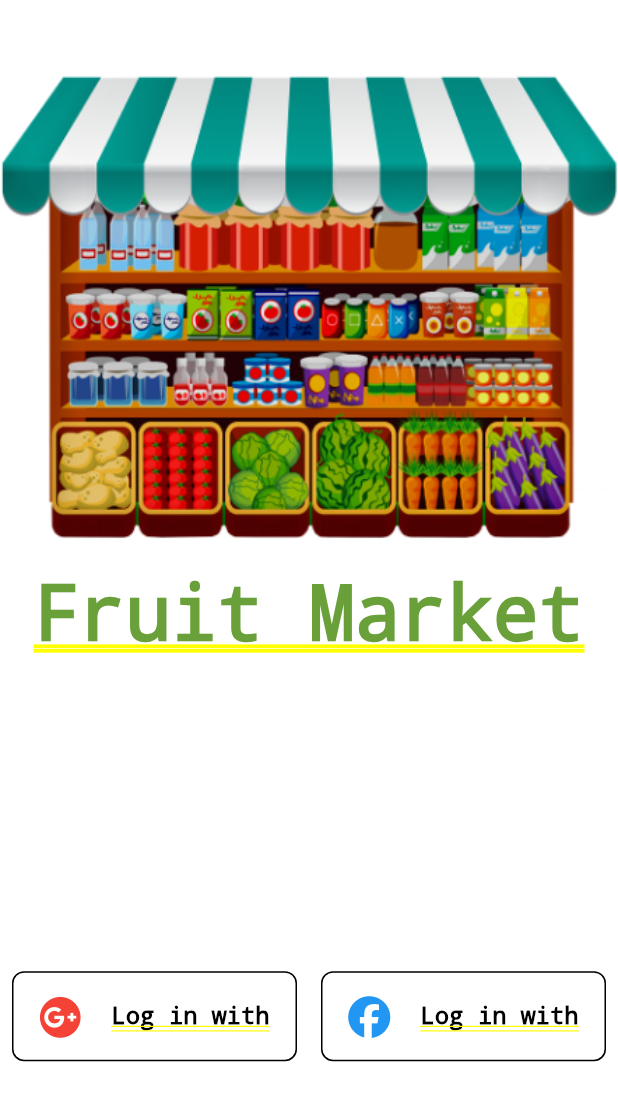
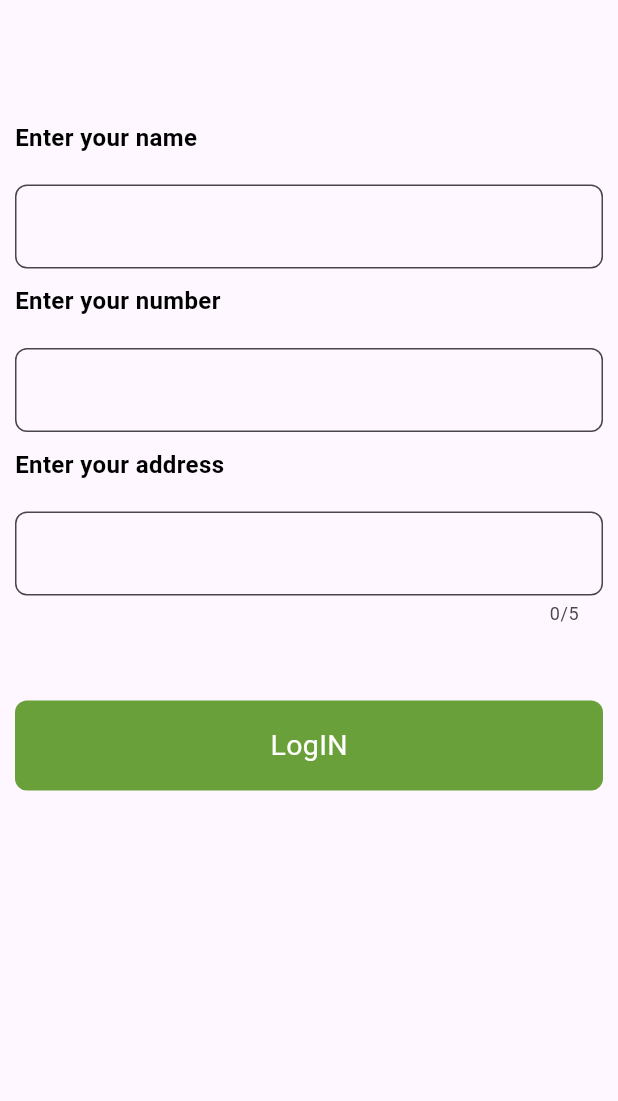
Before and after one commit to Zeina6699/Fruit_Market_App, a Flutter app: the screen it shows after launch, on a phone screen of 412 x 824 dp. Shown: the top 1101 px of the screen. Run offline on Flutter 3.47's test engine with Material 3 defaults, Android fonts, the phone set to English and light mode, and no system bars; our stand-ins replace dots_indicator, font_awesome_flutter, get; missing offline and left inert: font_awesome_icon_class.

Commit message:
complete login confirmation UI

```diff
--- a/lib/Core/widgets/Custom_Buttons.dart
+++ b/lib/Core/widgets/Custom_Buttons.dart
@@ -11,6 +11,8 @@ class CustomGeneralButton extends StatelessWidget {
   Widget build(BuildContext context) {
     return GestureDetector(
       onTap: onTap,
+      child: Padding(
+        padding: const EdgeInsets.symmetric(horizontal: 10),
         child: Container(
             height: 60,
             width: SizeConfig.screenWidth,
@@ -21,6 +23,7 @@ class CustomGeneralButton extends StatelessWidget {
               text!,
               style: TextStyle(fontSize: 19, color: Colors.white),
             ))),
+      ),
     );
   }
 }
--- /dev/null
+++ b/lib/Core/widgets/Custom_Text_Field.dart
@@ -0,0 +1,35 @@
+import 'package:flutter/material.dart';
+
+class CustomTextField extends StatelessWidget {
+  final TextInputType? inputType;
+  final Widget? suffixIcon;
+  final ValueSetter? onSaved;
+  final ValueSetter? onChanged;
+  final int? maxLines;
+  const CustomTextField(
+      {super.key,
+      this.inputType,
+      this.suffixIcon,
+      this.onSaved,
+      this.onChanged,
+      this.maxLines});
+
+  @override
+  Widget build(BuildContext context) {
+    return Padding(
+      padding: const EdgeInsets.symmetric(horizontal: 10),
+      child: TextFormField(
+        keyboardType: inputType,
+        onChanged: onChanged,
+        onSaved: onSaved,
+        maxLength: maxLines,
+        decoration: InputDecoration(
+            filled: true,
+            fillColor: Colors.transparent,
+            border: OutlineInputBorder(
+                borderRadius: BorderRadius.circular(8),
+                borderSide: BorderSide(color: Color.fromRGBO(0, 0, 0, 0.216))))),
+    );
+
+  }
+}
--- /dev/null
+++ b/lib/Features/Auth/presentation/pages/completeInformation/completeInformation.dart
@@ -0,0 +1,11 @@
+import 'package:flutter/material.dart';
+import 'package:fruitsmarketapp/Features/Auth/presentation/pages/completeInformation/widgets/completeInformationBody.dart';
+
+class completeInformation extends StatelessWidget {
+  const completeInformation({super.key});
+
+  @override
+  Widget build(BuildContext context) {
+    return Scaffold(body: completeInformationBody());
+  }
+}
--- /dev/null
+++ b/lib/Features/Auth/presentation/pages/completeInformation/widgets/completeInformationBody.dart
@@ -0,0 +1,28 @@
+import 'package:flutter/material.dart';
+import 'package:fruitsmarketapp/Core/widgets/Custom_Buttons.dart';
+import 'package:fruitsmarketapp/Core/widgets/Custom_Text_Field.dart';
+import 'package:fruitsmarketapp/Features/Auth/presentation/pages/completeInformation/widgets/completeInformationItm.dart';
+
+class completeInformationBody extends StatelessWidget {
+  const completeInformationBody({super.key});
+
+  @override
+  Widget build(BuildContext context) {
+    return Column(
+      children: [
+        SizedBox(height: 80),
+        completeInformationItem(text: "Enter your name",),
+        SizedBox(height: 10,),
+        completeInformationItem(text: "Enter your number",)
+        ,SizedBox(height: 10,),
+        completeInformationItem(text: "Enter your address",maxLines: 5,),
+        SizedBox(height: 50,),
+        CustomGeneralButton(text: "LogIN")
+
+
+
+
+
+      ]);
+  }
+}
--- /dev/null
+++ b/lib/Features/Auth/presentation/pages/completeInformation/widgets/completeInformationItm.dart
@@ -0,0 +1,38 @@
+import 'package:flutter/material.dart';
+import 'package:fruitsmarketapp/Core/widgets/Custom_Text_Field.dart';
+
+class completeInformationItem extends StatelessWidget {
+  final String text;
+  final int? maxLines;
+  final TextInputType? inputType;
+
+  const completeInformationItem(
+      {super.key,
+      required this.text,
+       this.maxLines,
+       this.inputType});
+
+  @override
+  Widget build(BuildContext context) {
+    return Column(
+      crossAxisAlignment: CrossAxisAlignment.start,
+      children: [
+        Padding(
+          padding: const EdgeInsets.symmetric(horizontal: 10),
+          child: Text(
+            text,
+            style: TextStyle(
+                fontSize: 16, fontWeight: FontWeight.w600, color: Colors.black),
+          ),
+        ),
+        SizedBox(
+          height: 20,
+        ),
+        CustomTextField(
+          maxLines: maxLines,
+          inputType: inputType,
+        )
+      ],
+    );
+  }
+}
--- a/lib/Features/Auth/presentation/pages/login/widgets/loginViewBody.dart
+++ b/lib/Features/Auth/presentation/pages/login/widgets/loginViewBody.dart
@@ -27,9 +27,11 @@ class loginViewBody extends StatelessWidget {
                         fontSize: 51,
                         fontWeight: FontWeight.bold),
                   ),
-                   SizedBox(
-          height: 200,
-        ),
+                   Expanded(
+                     child: SizedBox(
+                             height: 50,
+                           ),
+                   ),
                      Row(
                       children: [
                         Flexible(
--- a/lib/main.dart
+++ b/lib/main.dart
@@ -1,4 +1,5 @@
 import 'package:flutter/material.dart';
+import 'package:fruitsmarketapp/Features/Auth/presentation/pages/completeInformation/completeInformation.dart';
 import 'package:fruitsmarketapp/Features/Auth/presentation/pages/login/loginView.dart';
 import 'package:fruitsmarketapp/Features/Splash/presentation/SplashView.dart';
 import 'package:get/get.dart';
@@ -16,7 +17,7 @@ class MyApp extends StatelessWidget {
     return const GetMaterialApp(
       debugShowCheckedModeBanner: false,
 
-home: LoginView(),
+home:completeInformation()
     );
   }
 }
```
Lines whose indentation alone changed are shown as unchanged.
